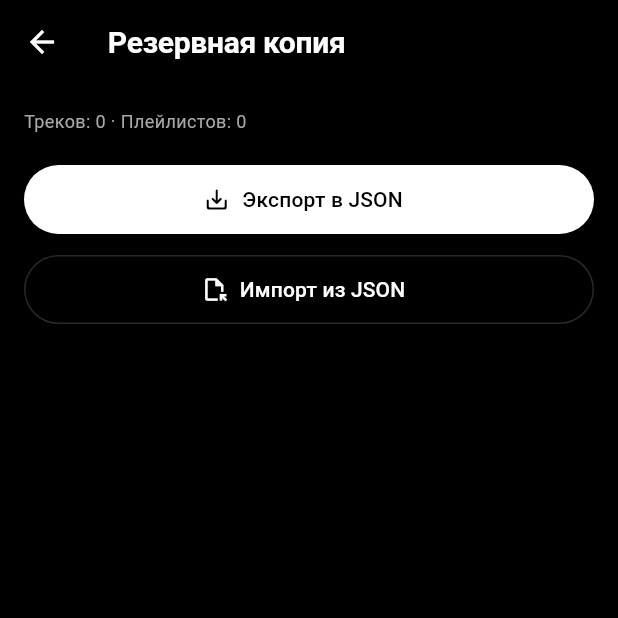
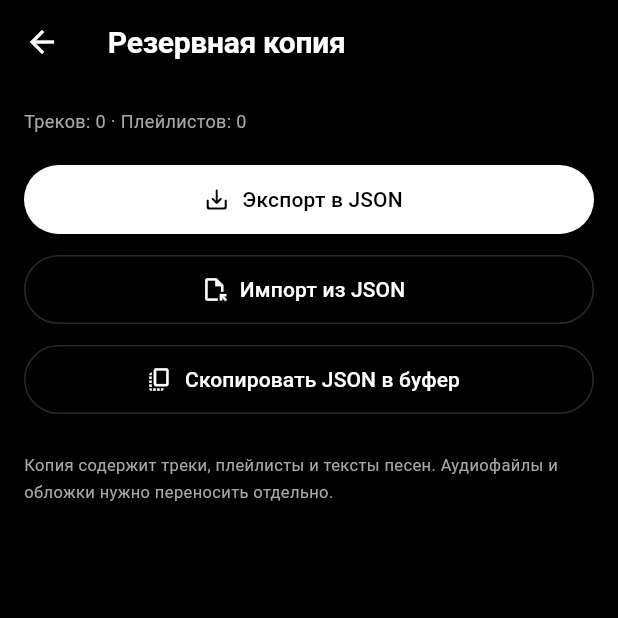
Before and after one commit to vnikolas2009/TrollMusic, a Flutter app: the BackupScreen screen opened directly, on a phone screen of 412 x 824 dp, the top half of it. Run offline on Flutter 3.47's test engine with Material 3 defaults, Android fonts, the phone set to English and light mode, and no system bars; our stand-ins replace audio_service, dio, file_picker, flutter_riverpod, hive, hive_flutter and 3 more; missing offline and left inert: audio_metadata_reader, audio_session; accounts and stored records are empty.

Commit message:
feat: stage 17

```diff
--- a/lib/core/storage/settings.dart
+++ b/lib/core/storage/settings.dart
@@ -88,6 +88,12 @@ class Settings {
 
   set playbackSpeed(double value) => _box.put('playbackSpeed', value);
 
+  int lyricsOffsetMs(String trackId) =>
+      (_box.get('lyricsOffset:$trackId') as num?)?.toInt() ?? 0;
+
+  void setLyricsOffsetMs(String trackId, int value) =>
+      _box.put('lyricsOffset:$trackId', value);
+
   List<String> get searchQueries =>
       (_box.get('searchQueries') as List?)?.cast<String>().toList() ?? const [];
 
--- a/lib/features/create/backup_screen.dart
+++ b/lib/features/create/backup_screen.dart
@@ -4,6 +4,7 @@ import 'dart:typed_data';
 
 import 'package:file_picker/file_picker.dart';
 import 'package:flutter/material.dart';
+import 'package:flutter/services.dart';
 import 'package:flutter_riverpod/flutter_riverpod.dart';
 
 import '../../app/providers.dart';
@@ -66,6 +67,16 @@ class _BackupScreenState extends ConsumerState<BackupScreen> {
     }
   }
 
+  Future<void> _copyJson() async {
+    final data = ref.read(libraryProvider).exportJson();
+    final encoded = const JsonEncoder.withIndent('  ').convert(data);
+    await Clipboard.setData(ClipboardData(text: encoded));
+    if (!mounted) return;
+    ScaffoldMessenger.of(context).showSnackBar(
+      SnackBar(content: Text('Скопировано: ${encoded.length} символов')),
+    );
+  }
+
   @override
   Widget build(BuildContext context) {
     final playlists = ref.watch(playlistsProvider).value ?? const [];
@@ -105,6 +116,24 @@ class _BackupScreenState extends ConsumerState<BackupScreen> {
             icon: const Icon(Icons.file_open_outlined),
             label: const Text('Импорт из JSON'),
           ),
+          const SizedBox(height: 12),
+          OutlinedButton.icon(
+            style: OutlinedButton.styleFrom(
+              foregroundColor: AppColors.textPrimary,
+              side: const BorderSide(color: AppColors.surfaceHigh),
+              minimumSize: const Size.fromHeight(46),
+              shape: const StadiumBorder(),
+            ),
+            onPressed: _busy ? null : _copyJson,
+            icon: const Icon(Icons.copy_all_outlined),
+            label: const Text('Скопировать JSON в буфер'),
+          ),
+          const SizedBox(height: 24),
+          const Text(
+            'Копия содержит треки, плейлисты и тексты песен. '
+            'Аудиофайлы и обложки нужно переносить отдельно.',
+            style: TextStyle(fontSize: 11, color: AppColors.textSecondary, height: 1.6),
+          ),
         ],
       ),
     );
```
Also changed, not shown: lib/features/lyrics/lyrics_screen.dart (+13 -1 lines), 1 other file.
